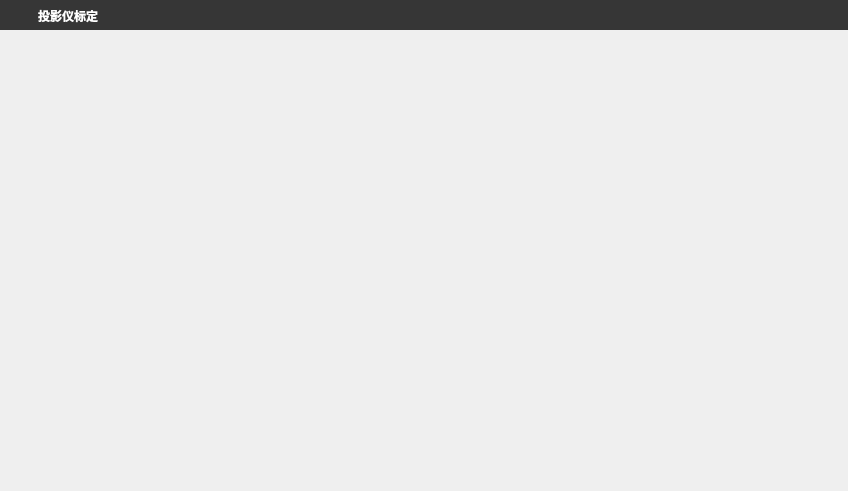
This is projector_calibration.ui in JasonLSS/structured_light_reconstruction_gui as Qt 5 draws it before an edit. The edited form follows.
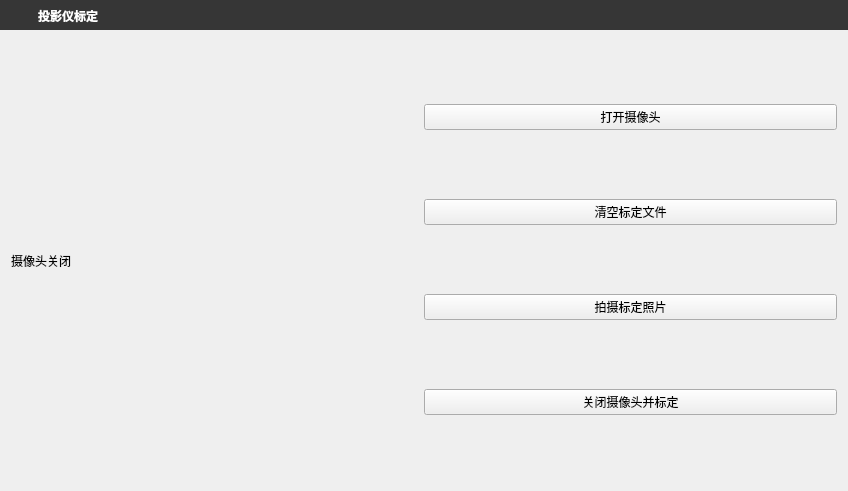
This is the edited form.

Diff of the .ui file:
```diff
--- a/projector_calibration.ui
+++ b/projector_calibration.ui
@@ -239,6 +239,45 @@
        <property name="spacing">
         <number>0</number>
        </property>
+       <item>
+        <widget class="QLabel" name="label">
+         <property name="text">
+          <string>摄像头关闭</string>
+         </property>
+        </widget>
+       </item>
+       <item>
+        <layout class="QVBoxLayout" name="verticalLayout_2">
+         <item>
+          <widget class="QPushButton" name="opencamerabt">
+           <property name="text">
+            <string>打开摄像头</string>
+           </property>
+          </widget>
+         </item>
+         <item>
+          <widget class="QPushButton" name="clearbt">
+           <property name="text">
+            <string>清空标定文件</string>
+           </property>
+          </widget>
+         </item>
+         <item>
+          <widget class="QPushButton" name="takephotobt">
+           <property name="text">
+            <string>拍摄标定照片</string>
+           </property>
+          </widget>
+         </item>
+         <item>
+          <widget class="QPushButton" name="closecamerabt">
+           <property name="text">
+            <string>关闭摄像头并标定</string>
+           </property>
+          </widget>
+         </item>
+        </layout>
+       </item>
       </layout>
      </widget>
     </item>
```
